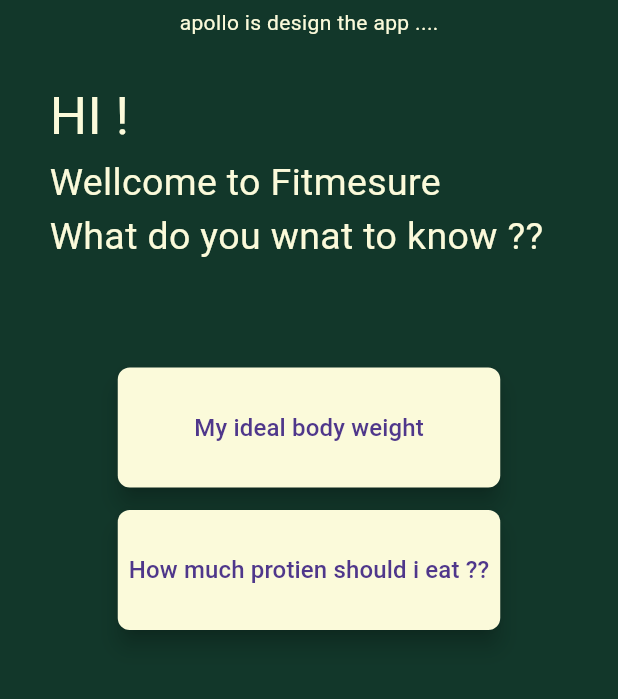
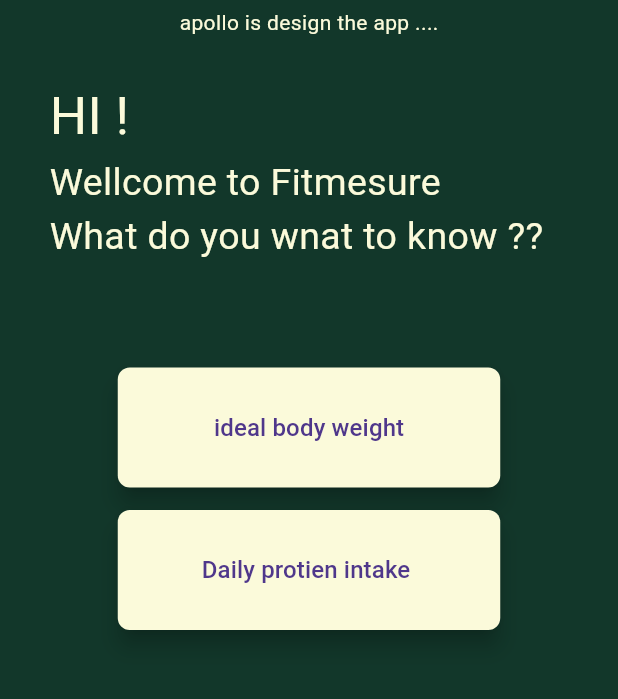
Before and after one commit to apollocked/fittapp, a Flutter app: the screen it shows after launch, on a phone screen of 412 x 824 dp, the part 84-783 px from its top. Run offline on Flutter 3.47's test engine with Material 3 defaults, Android fonts, the phone set to English and light mode, and no system bars.

Commit message:
adding two pages

```diff
--- a/lib/pages/Start_page/start_page.dart
+++ b/lib/pages/Start_page/start_page.dart
@@ -1,11 +1,17 @@
 import 'package:flutter/material.dart';
 import 'package:myapp/Custom_Widgets/custom_banner.dart';
-import 'package:myapp/Custom_Widgets/custom_button.dart';
+import 'package:myapp/pages/Ideal_bodyweight_page/ideal_bw_page.dart';
+import 'package:myapp/pages/Protien_intake_page/protien_intake_page.dart';
 import 'package:myapp/utils/colors.dart';
 
-class StartPage extends StatelessWidget {
+class StartPage extends StatefulWidget {
   const StartPage({super.key});
 
+  @override
+  State<StartPage> createState() => _StartPageState();
+}
+
+class _StartPageState extends State<StartPage> {
   @override
   Widget build(BuildContext context) {
     return Scaffold(
@@ -55,14 +61,51 @@ class StartPage extends StatelessWidget {
                     const SizedBox(
                       height: 15,
                     ),
-                    CustomButton(
-                        onPressed: () {}, text: "My ideal body weight"),
+                    SizedBox(
+                      height: 80,
+                      width: 255,
+                      child: FloatingActionButton(
+                        heroTag: "ideal body weight",
+                        isExtended: true,
+                        onPressed: () {
+                          Navigator.push(context,
+                              MaterialPageRoute(builder: (context) {
+                            return const IdealBodyWeightPage();
+                          }));
+                        },
+                        backgroundColor: primaryColor,
+                        shape: RoundedRectangleBorder(
+                            borderRadius: BorderRadius.circular(8)),
+                        child: const Text(
+                          "ideal body weight",
+                          style: TextStyle(fontSize: 16),
+                        ),
+                      ),
+                    ),
                     const SizedBox(
                       height: 15,
                     ),
-                    CustomButton(
-                        onPressed: () {},
-                        text: "How much protien should i eat ??"),
+                    SizedBox(
+                      height: 80,
+                      width: 255,
+                      child: FloatingActionButton(
+                        heroTag: "protien intake",
+                        isExtended: true,
+                        onPressed: () {
+                          Navigator.push(context,
+                              MaterialPageRoute(builder: (context) {
+                            return const ProtienIntakePage();
+                          }));
+                        },
+                        backgroundColor: primaryColor,
+                        shape: RoundedRectangleBorder(
+                            borderRadius: BorderRadius.circular(8)),
+                        child: const Text(
+                          "Daily protien intake ",
+                          style: TextStyle(fontSize: 16),
+                        ),
+                      ),
+                    ),
                     const SizedBox(
                       height: 15,
                     ),
```
Also changed, not shown: lib/Custom_Widgets/custom_button.dart (+13 -4 lines), lib/pages/Ideal_bodyweight_page/ideal_bw_page.dart (added, +15 -0 lines), lib/pages/Protien_intake_page/protien_intake_page.dart (added, +15 -0 lines).
